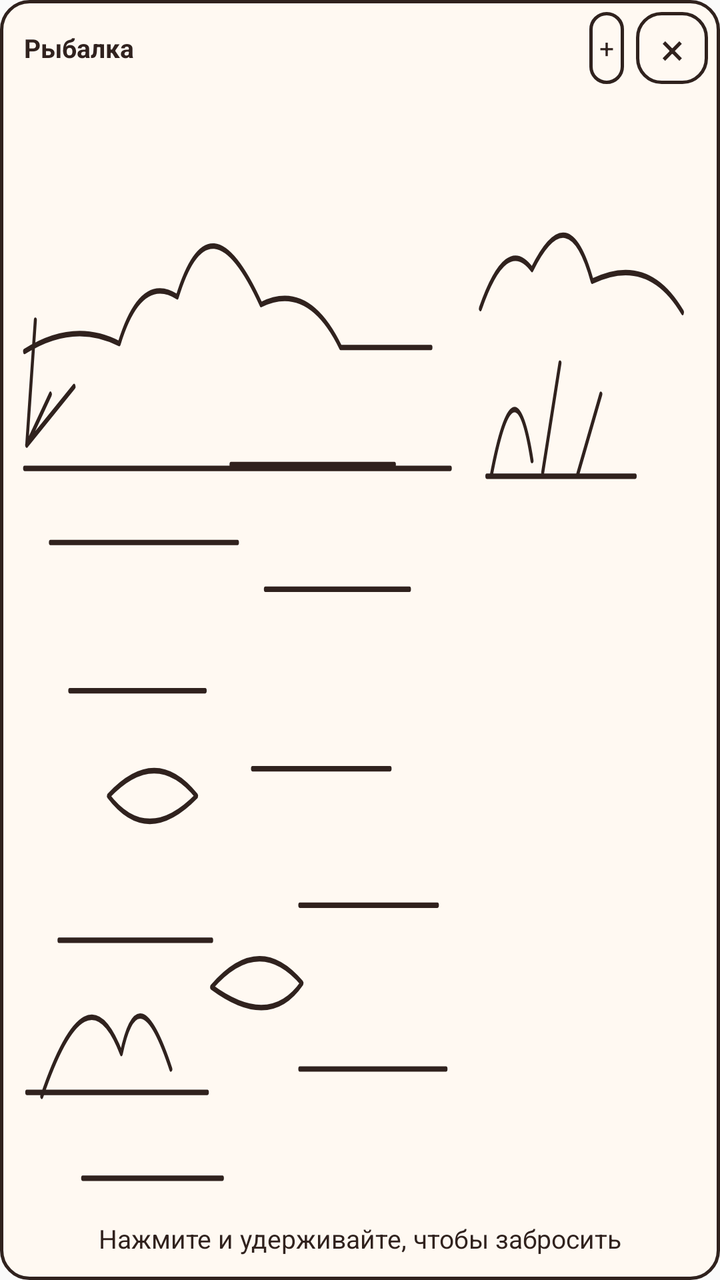
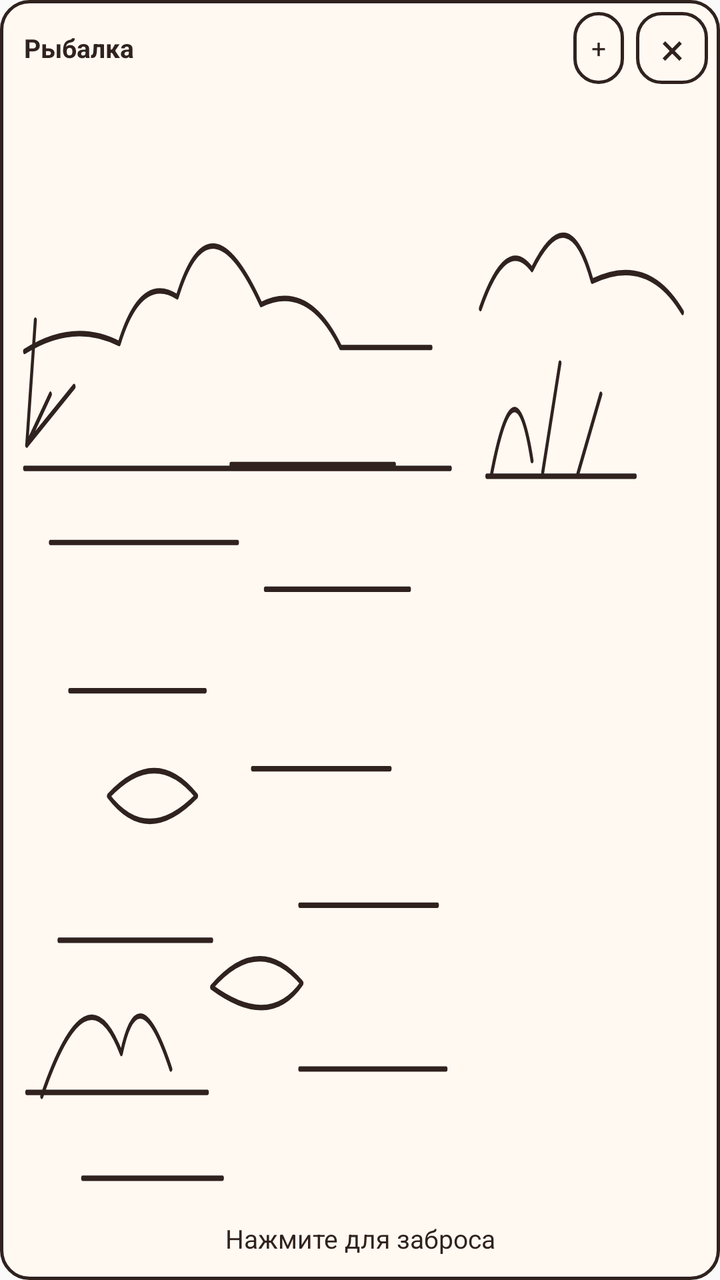

Compare the two renders of this Android layout. The source of the first and the diff that turns it into the second are given below.
<!-- AndroidManifest.xml: application theme android:Theme.Material.Light.NoActionBar -->
<!-- res/layout/view_chteico_fishing.xml -->
<?xml version="1.0" encoding="utf-8"?>
<FrameLayout xmlns:android="http://schemas.android.com/apk/res/android"
 android:id="@+id/fishing_root" android:layout_width="match_parent" android:layout_height="match_parent"
 android:background="@drawable/bg_fishing_stage" android:clipChildren="false" android:clipToPadding="false">
 <ImageView android:id="@+id/fishing_pond" android:layout_width="match_parent" android:layout_height="match_parent"
  android:layout_margin="8dp" android:scaleType="fitXY" android:src="@drawable/ic_fishing_pond" android:contentDescription="Контурный пруд"/>
 <TextView android:id="@+id/fishing_hud" android:layout_width="wrap_content" android:layout_height="36dp"
  android:layout_gravity="top|left" android:layout_marginLeft="12dp" android:layout_marginTop="6dp"
  android:gravity="center_vertical" android:textSize="13sp" android:textStyle="bold" android:textColor="#30221E" android:text="Рыбалка"/>
 <TextView android:id="@+id/fishing_shop" android:layout_width="wrap_content" android:layout_height="36dp"
  android:layout_gravity="top|right" android:layout_marginRight="48dp" android:layout_marginTop="6dp"
  android:gravity="center" android:paddingLeft="5dp" android:paddingRight="5dp"
  android:background="@drawable/bg_fishing_outline" android:textSize="13sp" android:textColor="#30221E" android:text="+"/>
 <TextView android:id="@+id/fishing_close" android:layout_width="36dp" android:layout_height="36dp"
  android:layout_gravity="top|right" android:layout_marginTop="6dp" android:layout_marginRight="6dp"
  android:gravity="center" android:background="@drawable/bg_fishing_outline"
  android:text="×" android:textColor="#30221E" android:textSize="22sp" android:contentDescription="Закрыть рыбалку"/>
 <FrameLayout android:id="@+id/fishing_cast_meter" android:layout_width="match_parent" android:layout_height="28dp"
  android:layout_marginTop="52dp" android:layout_marginLeft="13dp" android:layout_marginRight="13dp"
  android:background="@drawable/bg_fishing_track" android:visibility="gone">
   <ImageView android:id="@+id/fishing_cast_optimum" android:layout_width="4dp" android:layout_height="match_parent"
    android:src="@drawable/bg_fishing_marker" android:contentDescription="Оптимальная точка заброса 80 процентов"/>
   <ImageView android:id="@+id/fishing_cast_indicator" android:layout_width="6dp" android:layout_height="match_parent"
    android:src="@drawable/bg_fishing_outline" android:contentDescription="Бегущий индикатор заброса"/>
 </FrameLayout>
 <ImageView android:id="@+id/fishing_bobber" android:layout_width="36dp" android:layout_height="48dp"
  android:src="@drawable/ic_fishing_bobber" android:contentDescription="Поплавок" android:visibility="gone"/>
 <FrameLayout android:id="@+id/fishing_catch_panel" android:layout_width="96dp" android:layout_height="240dp"
  android:layout_gravity="right|center_vertical" android:layout_marginRight="12dp"
  android:background="@drawable/bg_fishing_outline" android:visibility="gone">
   <FrameLayout android:id="@+id/fishing_track" android:layout_width="62dp" android:layout_height="214dp"
    android:layout_gravity="top|left" android:layout_margin="12dp"
    android:background="@drawable/bg_fishing_track" android:clipChildren="false">
    <ImageView android:id="@+id/fishing_zone" android:layout_width="match_parent" android:layout_height="54dp"
     android:src="@drawable/bg_fishing_accent" android:contentDescription="Акцентная зона ловли"/>
    <ImageView android:id="@+id/fishing_fish" android:layout_width="32dp" android:layout_height="48dp"
     android:layout_gravity="left|top" android:layout_marginLeft="15dp"
     android:src="@drawable/ic_fishing_fish_rare" android:contentDescription="Рыбка"/>
   </FrameLayout>
 </FrameLayout>
 <ProgressBar android:id="@+id/fishing_catch_progress" style="?android:attr/progressBarStyleHorizontal"
  android:layout_width="match_parent" android:layout_height="9dp"
  android:layout_gravity="bottom" android:layout_marginLeft="16dp" android:layout_marginRight="16dp"
  android:layout_marginBottom="50dp" android:progressDrawable="@drawable/bg_fishing_progress"
  android:max="100" android:progress="0" android:visibility="gone"/>
 <TextView android:id="@+id/fishing_status" android:layout_width="match_parent" android:layout_height="wrap_content"
  android:layout_gravity="bottom" android:layout_marginLeft="15dp" android:layout_marginRight="15dp"
  android:layout_marginBottom="12dp" android:gravity="center" android:maxLines="2"
  android:text="Нажмите и удерживайте, чтобы забросить" android:textSize="13sp" android:textColor="#30221E"/>
</FrameLayout>
<!-- resources referenced by this layout -->
<resources>
  <!-- drawable bg_fishing_accent (drawable) -->
  <?xml version="1.0" encoding="utf-8"?>
  <shape xmlns:android="http://schemas.android.com/apk/res/android" android:shape="rectangle">
   <solid android:color="#16A34A"/><corners android:radius="5dp"/>
  </shape>
  <!-- drawable bg_fishing_marker (drawable) -->
  <?xml version="1.0" encoding="utf-8"?>
  <shape xmlns:android="http://schemas.android.com/apk/res/android" android:shape="rectangle">
   <solid android:color="#16A34A"/><corners android:radius="2dp"/>
  </shape>
  <!-- drawable bg_fishing_outline (drawable) -->
  <?xml version="1.0" encoding="utf-8"?>
  <shape xmlns:android="http://schemas.android.com/apk/res/android" android:shape="rectangle">
   <solid android:color="@android:color/transparent"/><stroke android:width="1.5dp" android:color="#30221E"/><corners android:radius="12dp"/>
  </shape>
  <!-- drawable bg_fishing_stage (drawable) -->
  <?xml version="1.0" encoding="utf-8"?>
  <shape xmlns:android="http://schemas.android.com/apk/res/android" android:shape="rectangle">
   <solid android:color="#FFF9F2"/><stroke android:width="1.5dp" android:color="#30221E"/>
   <corners android:radius="14dp"/>
  </shape>
  <!-- drawable bg_fishing_track (drawable) -->
  <?xml version="1.0" encoding="utf-8"?>
  <shape xmlns:android="http://schemas.android.com/apk/res/android" android:shape="rectangle">
   <solid android:color="#22FFFFFF"/><stroke android:width="1.5dp" android:color="#30221E"/><corners android:radius="10dp"/>
  </shape>
  <!-- drawable ic_fishing_fish_rare (drawable) -->
  <?xml version="1.0" encoding="utf-8"?>
  <vector xmlns:android="http://schemas.android.com/apk/res/android"
   android:width="32dp" android:height="48dp" android:viewportWidth="32" android:viewportHeight="48">
   <path android:fillColor="#55C8EF" android:strokeColor="#30221E" android:strokeWidth="1.7"
   android:strokeLineCap="round" android:strokeLineJoin="round"
   android:pathData="M16,3 C8,3 6,14 8,24 C8.5,29 11,33 12,36 L7,44 L16,40 L25,44 L20,36 C21,33 23.5,29 24,24 C26,14 24,3 16,3 Z"/>
   <path android:fillColor="@android:color/transparent" android:strokeColor="#30221E" android:strokeWidth="1.5" android:strokeLineCap="round"
   android:pathData="M11,18 L5,24 L8,29 M21,18 L27,24 L24,29 M12,10 L13,10 M19,10 L20,10 M13,15 Q16,18 19,15"/>
  </vector>
  <!-- unchanged entries left out for length: 3 -->
</resources>

<!-- the commit's change to res/layout/view_chteico_fishing.xml (unified diff, before → after) -->
@@ -3,28 +3,42 @@
  android:id="@+id/fishing_root" android:layout_width="match_parent" android:layout_height="match_parent"
  android:background="@drawable/bg_fishing_stage" android:clipChildren="false" android:clipToPadding="false">
  <ImageView android:id="@+id/fishing_pond" android:layout_width="match_parent" android:layout_height="match_parent"
-  android:layout_margin="8dp" android:scaleType="fitXY" android:src="@drawable/ic_fishing_pond" android:contentDescription="Контурный пруд"/>
+  android:layout_margin="8dp" android:scaleType="fitXY" android:src="@drawable/ic_fishing_pond" android:contentDescription="Контурный водоём"/>
  <TextView android:id="@+id/fishing_hud" android:layout_width="wrap_content" android:layout_height="36dp"
   android:layout_gravity="top|left" android:layout_marginLeft="12dp" android:layout_marginTop="6dp"
   android:gravity="center_vertical" android:textSize="13sp" android:textStyle="bold" android:textColor="#30221E" android:text="Рыбалка"/>
  <TextView android:id="@+id/fishing_shop" android:layout_width="wrap_content" android:layout_height="36dp"
   android:layout_gravity="top|right" android:layout_marginRight="48dp" android:layout_marginTop="6dp"
-  android:gravity="center" android:paddingLeft="5dp" android:paddingRight="5dp"
+  android:gravity="center" android:paddingLeft="9dp" android:paddingRight="9dp"
   android:background="@drawable/bg_fishing_outline" android:textSize="13sp" android:textColor="#30221E" android:text="+"/>
  <TextView android:id="@+id/fishing_close" android:layout_width="36dp" android:layout_height="36dp"
   android:layout_gravity="top|right" android:layout_marginTop="6dp" android:layout_marginRight="6dp"
   android:gravity="center" android:background="@drawable/bg_fishing_outline"
   android:text="×" android:textColor="#30221E" android:textSize="22sp" android:contentDescription="Закрыть рыбалку"/>
- <FrameLayout android:id="@+id/fishing_cast_meter" android:layout_width="match_parent" android:layout_height="28dp"
-  android:layout_marginTop="52dp" android:layout_marginLeft="13dp" android:layout_marginRight="13dp"
+ 
+ <FrameLayout android:id="@+id/fishing_cast_meter" android:layout_width="34dp" android:layout_height="220dp"
+  android:layout_gravity="top|right" android:layout_marginTop="67dp" android:layout_marginRight="14dp"
   android:background="@drawable/bg_fishing_track" android:visibility="gone">
-   <ImageView android:id="@+id/fishing_cast_optimum" android:layout_width="4dp" android:layout_height="match_parent"
-    android:src="@drawable/bg_fishing_marker" android:contentDescription="Оптимальная точка заброса 80 процентов"/>
-   <ImageView android:id="@+id/fishing_cast_indicator" android:layout_width="6dp" android:layout_height="match_parent"
-    android:src="@drawable/bg_fishing_outline" android:contentDescription="Бегущий индикатор заброса"/>
+   <ImageView android:id="@+id/fishing_cast_optimum" android:layout_width="match_parent" android:layout_height="24dp"
+    android:src="@drawable/bg_fishing_accent" android:contentDescription="Удвоенная зона идеального заброса 80 процентов"/>
+   <ImageView android:id="@+id/fishing_cast_indicator" android:layout_width="match_parent" android:layout_height="5dp"
+    android:src="@drawable/bg_fishing_marker" android:contentDescription="Бегущий индикатор заброса"/>
  </FrameLayout>
+ <TextView android:id="@+id/fishing_cast_feedback" android:layout_width="wrap_content" android:layout_height="wrap_content"
+  android:layout_gravity="center_horizontal|top" android:layout_marginTop="80dp"
+  android:textSize="20sp" android:textStyle="bold" android:visibility="gone" android:text="Супер!"/>
  <ImageView android:id="@+id/fishing_bobber" android:layout_width="36dp" android:layout_height="48dp"
   android:src="@drawable/ic_fishing_bobber" android:contentDescription="Поплавок" android:visibility="gone"/>
+ <ImageView android:id="@+id/fishing_wave_1" android:layout_width="72dp" android:layout_height="72dp"
+  android:src="@drawable/ic_fishing_ripple" android:visibility="gone" android:contentDescription="Контурные волны"/>
+ <ImageView android:id="@+id/fishing_wave_2" android:layout_width="72dp" android:layout_height="72dp"
+  android:src="@drawable/ic_fishing_ripple" android:visibility="gone"/>
+ <ImageView android:id="@+id/fishing_bite_ring" android:layout_width="76dp" android:layout_height="76dp"
+  android:visibility="gone" android:contentDescription="Убывающий круг времени поклёвки"/>
+ <TextView android:id="@+id/fishing_bite_message" android:layout_width="match_parent" android:layout_height="wrap_content"
+  android:layout_gravity="top|center_horizontal" android:layout_marginTop="57dp"
+  android:gravity="center" android:textSize="17sp" android:textStyle="bold" android:text="Рыба клюнула!"
+  android:visibility="gone"/>
  <FrameLayout android:id="@+id/fishing_catch_panel" android:layout_width="96dp" android:layout_height="240dp"
   android:layout_gravity="right|center_vertical" android:layout_marginRight="12dp"
   android:background="@drawable/bg_fishing_outline" android:visibility="gone">
@@ -32,10 +46,10 @@
     android:layout_gravity="top|left" android:layout_margin="12dp"
     android:background="@drawable/bg_fishing_track" android:clipChildren="false">
     <ImageView android:id="@+id/fishing_zone" android:layout_width="match_parent" android:layout_height="54dp"
-     android:src="@drawable/bg_fishing_accent" android:contentDescription="Акцентная зона ловли"/>
-    <ImageView android:id="@+id/fishing_fish" android:layout_width="32dp" android:layout_height="48dp"
-     android:layout_gravity="left|top" android:layout_marginLeft="15dp"
-     android:src="@drawable/ic_fishing_fish_rare" android:contentDescription="Рыбка"/>
+     android:src="@drawable/bg_fishing_accent" android:contentDescription="Акцентная зона поимки"/>
+    <ImageView android:id="@+id/fishing_fish" android:layout_width="42dp" android:layout_height="48dp"
+     android:layout_gravity="left|top" android:layout_marginLeft="10dp"
+     android:src="@drawable/ic_fishing_fish_common" android:contentDescription="Рыба"/>
    </FrameLayout>
  </FrameLayout>
  <ProgressBar android:id="@+id/fishing_catch_progress" style="?android:attr/progressBarStyleHorizontal"
@@ -43,8 +57,29 @@
   android:layout_gravity="bottom" android:layout_marginLeft="16dp" android:layout_marginRight="16dp"
   android:layout_marginBottom="50dp" android:progressDrawable="@drawable/bg_fishing_progress"
   android:max="100" android:progress="0" android:visibility="gone"/>
+ <LinearLayout android:id="@+id/fishing_result_panel" android:orientation="vertical"
+  android:layout_width="match_parent" android:layout_height="wrap_content"
+  android:layout_gravity="center" android:layout_marginLeft="26dp" android:layout_marginRight="26dp"
+  android:gravity="center" android:padding="14dp" android:background="@drawable/bg_fishing_stage"
+  android:visibility="gone">
+  <TextView android:id="@+id/fishing_result_title" android:layout_width="wrap_content" android:layout_height="wrap_content"
+   android:text="Рыба поймана!" android:textStyle="bold" android:textSize="19sp" android:textColor="#30221E"/>
+  <FrameLayout android:layout_width="match_parent" android:layout_height="136dp">
+   <ImageView android:id="@+id/fishing_result_fish" android:layout_width="120dp" android:layout_height="76dp"
+    android:layout_gravity="center" android:scaleType="fitCenter" android:src="@drawable/ic_fishing_fish_rare"
+    android:contentDescription="Горизонтальная рыба, размер по массе"/>
+  </FrameLayout>
+  <TextView android:id="@+id/fishing_result_rarity" android:layout_width="wrap_content" android:layout_height="wrap_content"
+   android:text="Редкая" android:textStyle="bold" android:textSize="17sp"/>
+  <TextView android:id="@+id/fishing_result_mass" android:layout_width="wrap_content" android:layout_height="wrap_content"
+   android:layout_marginTop="5dp" android:text="Масса" android:textSize="16sp" android:textColor="#30221E"/>
+  <TextView android:id="@+id/fishing_result_rewards" android:layout_width="wrap_content" android:layout_height="wrap_content"
+   android:layout_marginTop="5dp" android:text="XP · золото" android:textSize="15sp" android:textStyle="bold" android:textColor="#30221E"/>
+  <TextView android:layout_width="wrap_content" android:layout_height="wrap_content" android:layout_marginTop="12dp"
+   android:text="Тап — следующий заброс" android:textColor="#30221E" android:textSize="12sp"/>
+ </LinearLayout>
  <TextView android:id="@+id/fishing_status" android:layout_width="match_parent" android:layout_height="wrap_content"
   android:layout_gravity="bottom" android:layout_marginLeft="15dp" android:layout_marginRight="15dp"
   android:layout_marginBottom="12dp" android:gravity="center" android:maxLines="2"
-  android:text="Нажмите и удерживайте, чтобы забросить" android:textSize="13sp" android:textColor="#30221E"/>
+  android:text="Нажмите для заброса" android:textSize="13sp" android:textColor="#30221E"/>
 </FrameLayout>
<!-- resource entries referenced after the edit -->
@@ -26,15 +26,33 @@
   <shape xmlns:android="http://schemas.android.com/apk/res/android" android:shape="rectangle">
    <solid android:color="#22FFFFFF"/><stroke android:width="1.5dp" android:color="#30221E"/><corners android:radius="10dp"/>
   </shape>
-  <!-- drawable ic_fishing_fish_rare (drawable) -->
+  <!-- drawable ic_fishing_fish_common (drawable) -->
   <?xml version="1.0" encoding="utf-8"?>
   <vector xmlns:android="http://schemas.android.com/apk/res/android"
    android:width="32dp" android:height="48dp" android:viewportWidth="32" android:viewportHeight="48">
-   <path android:fillColor="#55C8EF" android:strokeColor="#30221E" android:strokeWidth="1.7"
+   <path android:fillColor="#FFFFFF" android:strokeColor="#30221E" android:strokeWidth="1.7"
    android:strokeLineCap="round" android:strokeLineJoin="round"
    android:pathData="M16,3 C8,3 6,14 8,24 C8.5,29 11,33 12,36 L7,44 L16,40 L25,44 L20,36 C21,33 23.5,29 24,24 C26,14 24,3 16,3 Z"/>
    <path android:fillColor="@android:color/transparent" android:strokeColor="#30221E" android:strokeWidth="1.5" android:strokeLineCap="round"
-   android:pathData="M11,18 L5,24 L8,29 M21,18 L27,24 L24,29 M12,10 L13,10 M19,10 L20,10 M13,15 Q16,18 19,15"/>
+   android:pathData="M11,18 L5,24 L8,29 M21,18 L27,24 L24,29 M12,10 L13,10 M19,10 L20,10"/>
+  </vector>
+  <!-- drawable ic_fishing_fish_rare (drawable) -->
+  <?xml version="1.0" encoding="utf-8"?>
+  <vector xmlns:android="http://schemas.android.com/apk/res/android" android:width="120dp" android:height="64dp" android:viewportWidth="120" android:viewportHeight="64">
+   <path android:fillColor="#55C8EF" android:strokeColor="#30221E" android:strokeWidth="1.9" android:strokeLineJoin="round"
+    android:pathData="M10,33 C23,21 44,17 62,20 C82,23 92,31 99,32 L115,17 L109,32 L115,47 L98,33 C85,41 69,46 49,44 C29,42 17,38 10,33 Z"/>
+   <path android:fillColor="#55C8EF" android:strokeColor="#30221E" android:strokeWidth="1.7"
+    android:pathData="M37,21 L56,6 L78,24 Z M55,43 L71,57 L78,42 Z M78,43 L94,53 L91,35 Z"/>
+   <path android:fillColor="#30221E" android:pathData="M25,29 A2.2,2.2 0,1 0,25.01 29"/>
+   <path android:fillColor="@android:color/transparent" android:strokeColor="#30221E" android:strokeWidth="1.5" android:strokeLineCap="round"
+    android:pathData="M34,25 C30,29 30,36 35,40 M14,34 L8,34 M48,27 L50,28 M58,25 L60,26 M68,29 L70,30 M53,37 L55,38 M74,38 L76,39"/>
+  </vector>
+  <!-- drawable ic_fishing_ripple (drawable) -->
+  <?xml version="1.0" encoding="utf-8"?>
+  <vector xmlns:android="http://schemas.android.com/apk/res/android"
+   android:width="72dp" android:height="72dp" android:viewportWidth="72" android:viewportHeight="72">
+   <path android:fillColor="@android:color/transparent" android:strokeColor="#30221E" android:strokeWidth="1.4"
+    android:pathData="M36,23 A13,13 0,1 1,35.99 23 M36,12 A24,24 0,1 1,35.99 12"/>
   </vector>
   <!-- unchanged entries left out for length: 3 -->
 </resources>
